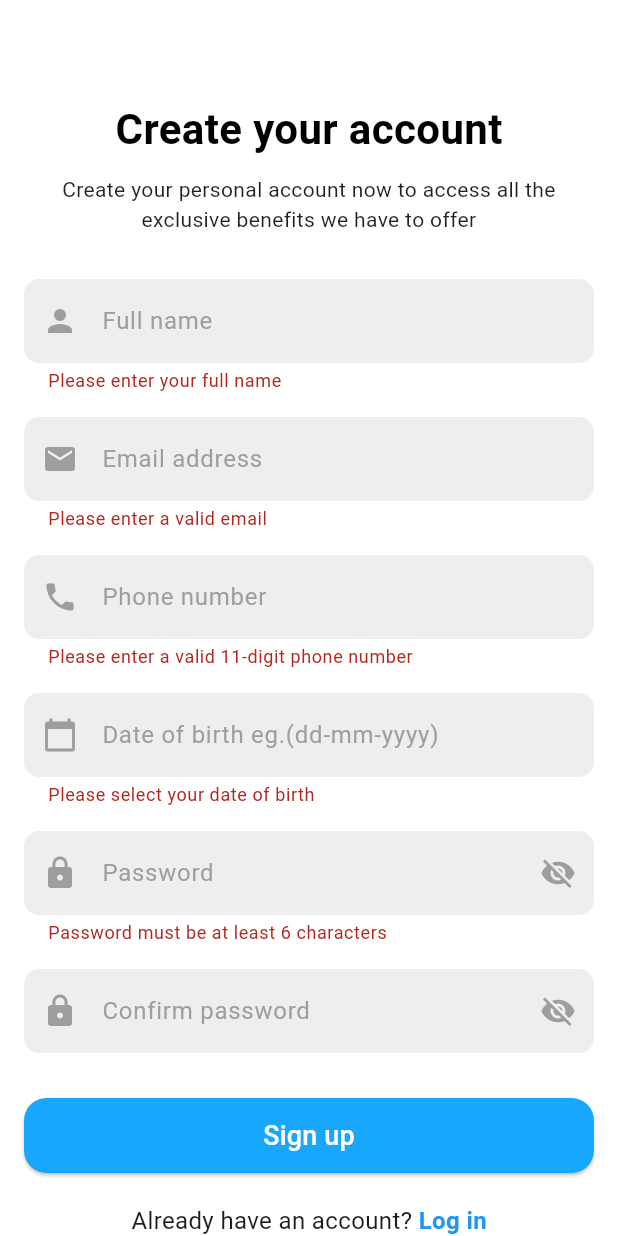
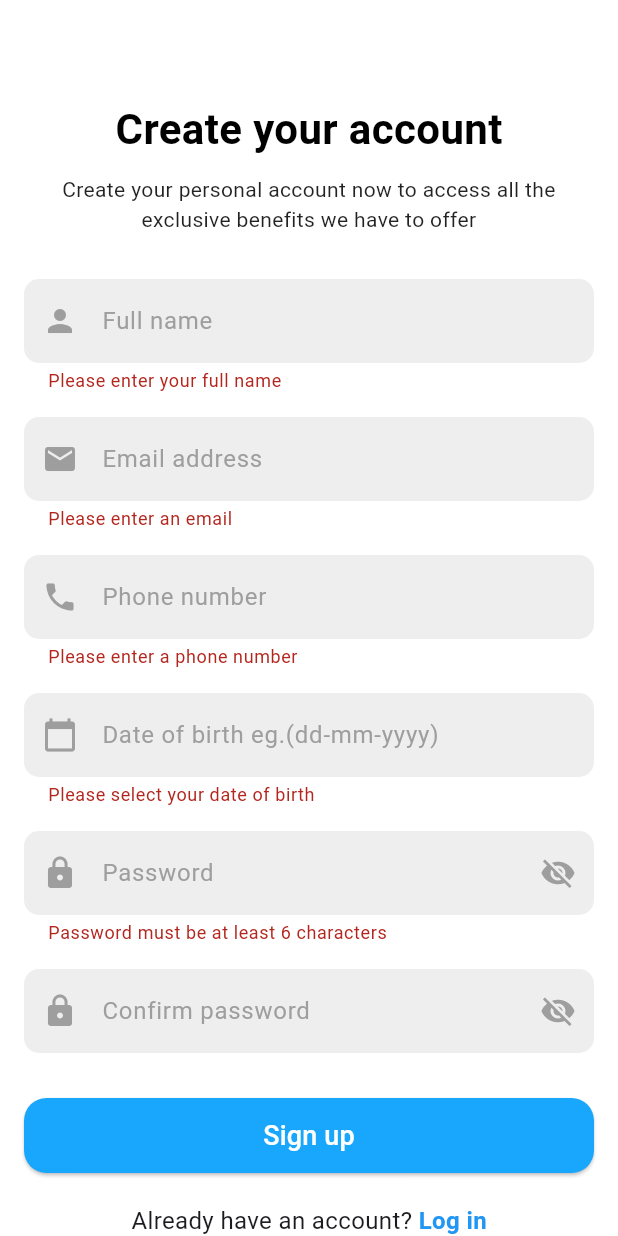
Before and after one commit to nnanjum1/HotelDine, a Flutter app: the Signup screen opened directly, after a tap on "Sign up", on a phone screen of 412 x 824 dp. Run offline on Flutter 3.47's test engine with Material 3 defaults, Android fonts, the phone set to English and light mode, and no system bars; our stand-ins replace appwrite, firebase_auth, firebase_core, fluttertoast, image_picker, shared_preferences; accounts and stored records are empty; network calls fail.

Commit message:
registation fix regex

```diff
--- a/lib/pages/AdminPage/admindashboardrestaurant.dart
+++ b/lib/pages/AdminPage/admindashboardrestaurant.dart
@@ -3,7 +3,6 @@ import 'package:hoteldineflutter/pages/AdminPage/resadditem.dart';
 import 'package:hoteldineflutter/pages/AdminPage/resviewitem.dart';
 import 'package:hoteldineflutter/pages/AdminPage/admindashboardhotel.dart';
 import 'package:hoteldineflutter/pages/AdminPage/adminpage.dart';
-
 import 'manageorder.dart';
 
 class RestaurantButton extends StatelessWidget {
--- a/lib/pages/AdminPage/editfooditems.dart
+++ b/lib/pages/AdminPage/editfooditems.dart
@@ -27,7 +27,6 @@ class _FoodItemsEditState extends State<FoodItemsEdit> {
     'Drinks',
     'Appetizers',
     'Dessert',
-    'Beverages'
   ];
 
   @override
@@ -110,7 +109,8 @@ class _FoodItemsEditState extends State<FoodItemsEdit> {
       ),
       body: isLoading
           ? const Center(child: CircularProgressIndicator())
-          : Padding(
+          : SingleChildScrollView(
+              child: Padding(
                 padding: const EdgeInsets.all(16.0),
                 child: Form(
                   key: _formKey,
@@ -209,6 +209,7 @@ class _FoodItemsEditState extends State<FoodItemsEdit> {
                   ),
                 ),
               ),
+            ),
     );
   }
 }
--- a/lib/pages/UserPage/availablefoods.dart
+++ b/lib/pages/UserPage/availablefoods.dart
@@ -34,7 +34,6 @@ class AvailablefoodsState extends State<Availablefoods> {
     'Drinks',
     'Appetizers',
     'Dessert',
-    'Beverages'
   ];
   String selectedCategory = 'All';
 
--- a/lib/pages/signup.dart
+++ b/lib/pages/signup.dart
@@ -1,12 +1,8 @@
 import 'dart:math';
-
 import 'package:firebase_auth/firebase_auth.dart';
 import 'package:flutter/material.dart';
 import 'package:hoteldineflutter/pages/login.dart';
-
-
 import 'Database/database.dart';
-import 'login.dart';
 
 class Signup extends StatefulWidget {
   const Signup({super.key});
@@ -25,31 +21,37 @@ class _SignupState extends State<Signup> {
   final confirmPassword = TextEditingController();
   bool _obscurePassword = true;
   bool _obscureConfirmPassword = true;
+  String? emailErrorMessage;
 
   // Sign-up function
   void signUp() async {
     try {
       // Firebase Authentication signup
-
-      final credential = await FirebaseAuth.instance.createUserWithEmailAndPassword(
-        email: userEmail.text,
+      final credential =
+          await FirebaseAuth.instance.createUserWithEmailAndPassword(
+        email: userEmail.text.toLowerCase(), // Make email lowercase
         password: userPassword.text,
       );
 
       if (credential.user != null) {
+        // Send email verification link
+        await credential.user!.sendEmailVerification();
+
         // Appwrite: Insert user details into the "Users" collection
         final userCollection = databaseService.getCollection('Users');
         await userCollection['create'](
           payload: {
             'fullName': fullNameControl.text,
-            'email': userEmail.text,
+            'email': userEmail.text.toLowerCase(), // Save email in lowercase
             'phone': phoneNumber.text,
             'dob': dobController.text,
           },
         );
 
         ScaffoldMessenger.of(context).showSnackBar(
-          const SnackBar(content: Text('Account created successfully')),
+          const SnackBar(
+              content: Text(
+                  'Account created successfully. Please verify your email.')),
         );
 
         Navigator.pushReplacement(
@@ -64,21 +66,26 @@ class _SignupState extends State<Signup> {
               ? 'The account already exists for that email.'
               : e.message ?? 'An error occurred';
 
+      // Set the email error message if the error is related to the email already being in use
+      if (e.code == 'email-already-in-use') {
+        setState(() {
+          emailErrorMessage = 'The email is already exists.';
+        });
+      }
+
       ScaffoldMessenger.of(context).showSnackBar(
         SnackBar(content: Text(errorMessage)),
       );
     } catch (e) {
       // Log the error
-      print('Error uploading file: $e');
+      print('Error: $e');
       ScaffoldMessenger.of(context).showSnackBar(
         const SnackBar(content: Text('Registration Failed')),
       );
-
+    }
   }
 
-
-  }
-
+  // Custom input decoration for form fields
   InputDecoration customInputDecoration(String hint, IconData icon) {
     return InputDecoration(
       filled: true,
@@ -124,29 +131,55 @@ class _SignupState extends State<Signup> {
                 children: [
                   TextFormField(
                     controller: fullNameControl,
-                    decoration: customInputDecoration('Full name', Icons.person),
+                    decoration:
+                        customInputDecoration('Full name', Icons.person),
                     validator: (value) =>
                         value!.isEmpty ? 'Please enter your full name' : null,
                   ),
                   const SizedBox(height: 16),
                   TextFormField(
                     controller: userEmail,
-                    decoration: customInputDecoration('Email address', Icons.email),
+                    decoration:
+                        customInputDecoration('Email address', Icons.email),
                     keyboardType: TextInputType.emailAddress,
-                    validator: (value) => !RegExp(r'^[^@]+@[^@]+\.[^@]+')
-                        .hasMatch(value ?? '')
-                        ? 'Please enter a valid email'
-                        : null,
+                    validator: (value) {
+                      if (value == null || value.isEmpty) {
+                        return 'Please enter an email';
+                      }
+                      // Regex to validate email format and ensure lowercase letters only
+                      if (!RegExp(r'^[a-z0-9._%+-]+@[a-z0-9.-]+\.[a-z]{2,}$')
+                          .hasMatch(value)) {
+                        return 'Please enter a valid email address in lowercase';
+                      }
+                      return null;
+                    },
+                  ),
+                  // Display email error message if it exists
+                  if (emailErrorMessage != null)
+                    Padding(
+                      padding: const EdgeInsets.only(top: 8.0),
+                      child: Text(
+                        emailErrorMessage!,
+                        style: TextStyle(color: Colors.red, fontSize: 14),
+                      ),
                     ),
                   const SizedBox(height: 16),
                   TextFormField(
                     controller: phoneNumber,
-                    decoration: customInputDecoration('Phone number', Icons.phone),
+                    decoration:
+                        customInputDecoration('Phone number', Icons.phone),
                     keyboardType: TextInputType.phone,
-                    validator: (value) => !RegExp(r'^\d{11}$')
-                        .hasMatch(value ?? '')
-                        ? 'Please enter a valid 11-digit phone number'
-                        : null,
+                    validator: (value) {
+                      if (value == null || value.isEmpty) {
+                        return 'Please enter a phone number';
+                      }
+                      // Regex for Bangladeshi 11-digit phone number validation
+                      if (!RegExp(r'^(?:\+88|88)?01[3-9]\d{8}$')
+                          .hasMatch(value)) {
+                        return 'Please enter a valid Bangladeshi phone number';
+                      }
+                      return null;
+                    },
                   ),
                   const SizedBox(height: 16),
                   TextFormField(
@@ -166,7 +199,6 @@ class _SignupState extends State<Signup> {
                             "${pickedDate.day.toString().padLeft(2, '0')}-${pickedDate.month.toString().padLeft(2, '0')}-${pickedDate.year}";
                       }
                     },
-
                     validator: (value) {
                       if (value!.isEmpty) {
                         return 'Please select your date of birth';
@@ -185,7 +217,8 @@ class _SignupState extends State<Signup> {
                         final currentDate = DateTime.now();
                         final age = currentDate.year -
                             dob.year -
-                              (currentDate.isBefore(DateTime(currentDate.year, dob.month, dob.day))
+                            (currentDate.isBefore(DateTime(
+                                    currentDate.year, dob.month, dob.day))
                                 ? 1
                                 : 0);
 
@@ -197,13 +230,12 @@ class _SignupState extends State<Signup> {
                       }
                       return null;
                     },
-
                   ),
                   const SizedBox(height: 16),
                   TextFormField(
                     controller: userPassword,
-                    decoration: customInputDecoration('Password', Icons.lock)
-                        .copyWith(
+                    decoration:
+                        customInputDecoration('Password', Icons.lock).copyWith(
                       suffixIcon: IconButton(
                         icon: Icon(
                           _obscurePassword
@@ -259,7 +291,7 @@ class _SignupState extends State<Signup> {
                         }
                       },
                       style: ElevatedButton.styleFrom(
-                        backgroundColor:const Color(0xFF19A7FE),
+                        backgroundColor: const Color(0xFF19A7FE),
                         shape: RoundedRectangleBorder(
                           borderRadius: BorderRadius.circular(15),
                         ),
@@ -280,7 +312,8 @@ class _SignupState extends State<Signup> {
                         onTap: () {
                           Navigator.pushReplacement(
                             context,
-                            MaterialPageRoute(builder: (context) => const login()),
+                            MaterialPageRoute(
+                                builder: (context) => const login()),
                           );
                         },
                         child: const Text(
```
Also changed, not shown: lib/pages/AdminPage/addroom.dart (+32 -26 lines), lib/pages/AdminPage/deleteroom.dart (+4 -5 lines), lib/pages/AdminPage/resviewitem.dart (+35 -11 lines), lib/pages/UserPage/learflutter.dart (added, +33 -0 lines). Lines whose indentation alone changed are shown as unchanged.
